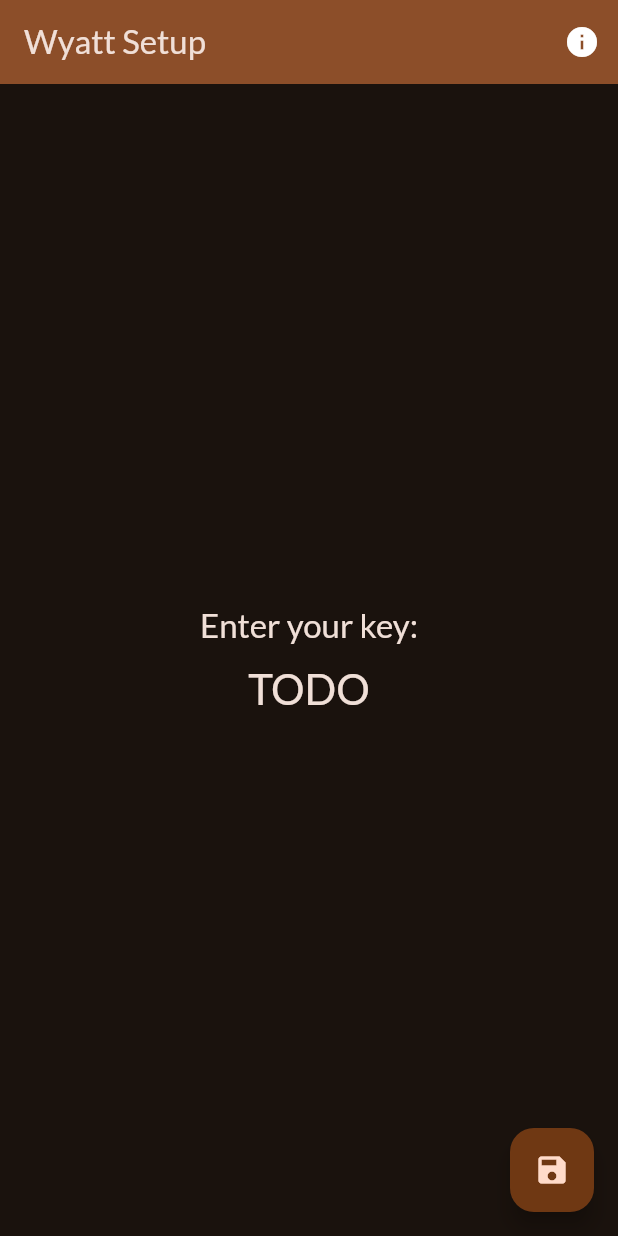
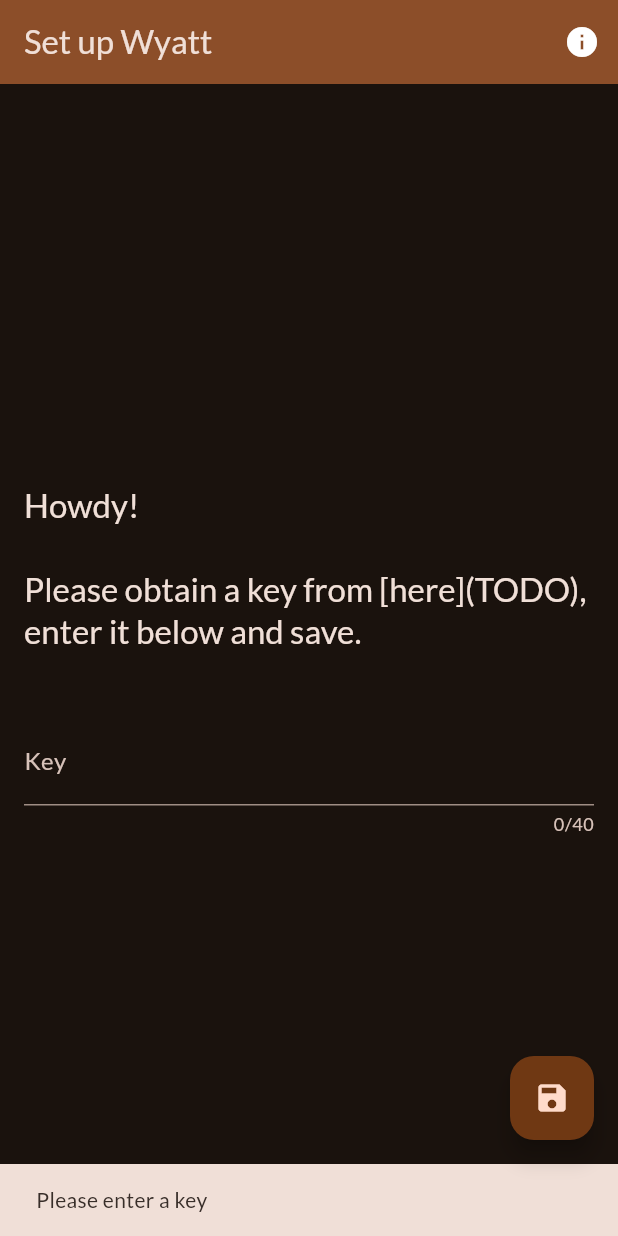
Before and after one commit to m5lk3n/wyatt, a Flutter app: the WyattSetupScreen screen opened directly, after a tap on the "save" icon, on a phone screen of 412 x 824 dp. Run offline on Flutter 3.47's test engine with Material 3 defaults, Android fonts, the phone set to English and light mode, and no system bars; our stand-ins replace google_fonts.

Commit message:
enter and validate key

```diff
--- a/lib/main.dart
+++ b/lib/main.dart
@@ -24,7 +24,7 @@ class WyattApp extends StatelessWidget {
     return MaterialApp(
       title: 'Wyatt',
       theme: theme,
-      home: const WyattSetupScreen(title: 'Wyatt Setup'),
+      home: const WyattSetupScreen(title: 'Set up Wyatt'),
     );
   }
 }
--- a/lib/screens/setup.dart
+++ b/lib/screens/setup.dart
@@ -1,4 +1,8 @@
+import 'dart:developer';
+
 import 'package:flutter/material.dart';
+
+const _padding = EdgeInsets.all(16);
 
 class WyattSetupScreen extends StatefulWidget {
   const WyattSetupScreen({super.key, required this.title});
@@ -9,12 +13,29 @@ class WyattSetupScreen extends StatefulWidget {
 }
 
 class _WyattSetupScreenState extends State<WyattSetupScreen> {
-  String _key = "";
+  final _keyController = TextEditingController();
 
-  void _setKey() {
-    setState(() {
-      _key = "TODO";
-    });
+  @override
+  void dispose() {
+    _keyController.dispose();
+    super.dispose();
+  }
+
+  _saveKey() {
+    ScaffoldMessenger.of(context).hideCurrentSnackBar();
+
+    final key = _keyController.text.trim();
+
+    if (key.isEmpty) {
+      ScaffoldMessenger.of(context)
+          .showSnackBar(SnackBar(content: Text('Please enter a key')));
+      return;
+    }
+
+    log('Key: $key');
+
+    // TODO: disable floatingActionButton and lose focus
+    // TODO: Save key using flutter_secure_storage
   }
 
   Widget _createAboutDialog() {
@@ -75,26 +96,34 @@ class _WyattSetupScreenState extends State<WyattSetupScreen> {
         child: Column(
           mainAxisAlignment: MainAxisAlignment.center,
           children: <Widget>[
-            Text(
-              'Enter your key:',
-              style: Theme.of(context).textTheme.titleLarge!.copyWith(
-                    color: Theme.of(context).colorScheme.onSurface,
-                  ),
+            Padding(
+              padding: _padding,
+              child: Text(
+                'Howdy!\n\nPlease obtain a key from [here](TODO), enter it below and save.',
+                style: Theme.of(context).textTheme.titleLarge!.copyWith(
+                      color: Theme.of(context).colorScheme.onSurface,
+                    ),
+              ),
             ),
             const SizedBox(
               height: 10,
             ),
-            Text(
-              _key,
-              style: Theme.of(context).textTheme.headlineMedium!.copyWith(
-                    color: Theme.of(context).colorScheme.onSurface,
-                  ),
+            Padding(
+              padding: _padding,
+              child: TextField(
+                controller: _keyController,
+                decoration: const InputDecoration(label: Text("Key")),
+                maxLength: 40,
+                style: Theme.of(context).textTheme.titleLarge!.copyWith(
+                      color: Theme.of(context).colorScheme.onSurface,
+                    ),
+              ),
             ),
           ],
         ),
       ),
       floatingActionButton: FloatingActionButton(
-        onPressed: _setKey,
+        onPressed: _saveKey,
         tooltip: 'Save',
         child: const Icon(Icons.save),
       ),
```
Also changed, not shown: 1 other file.
